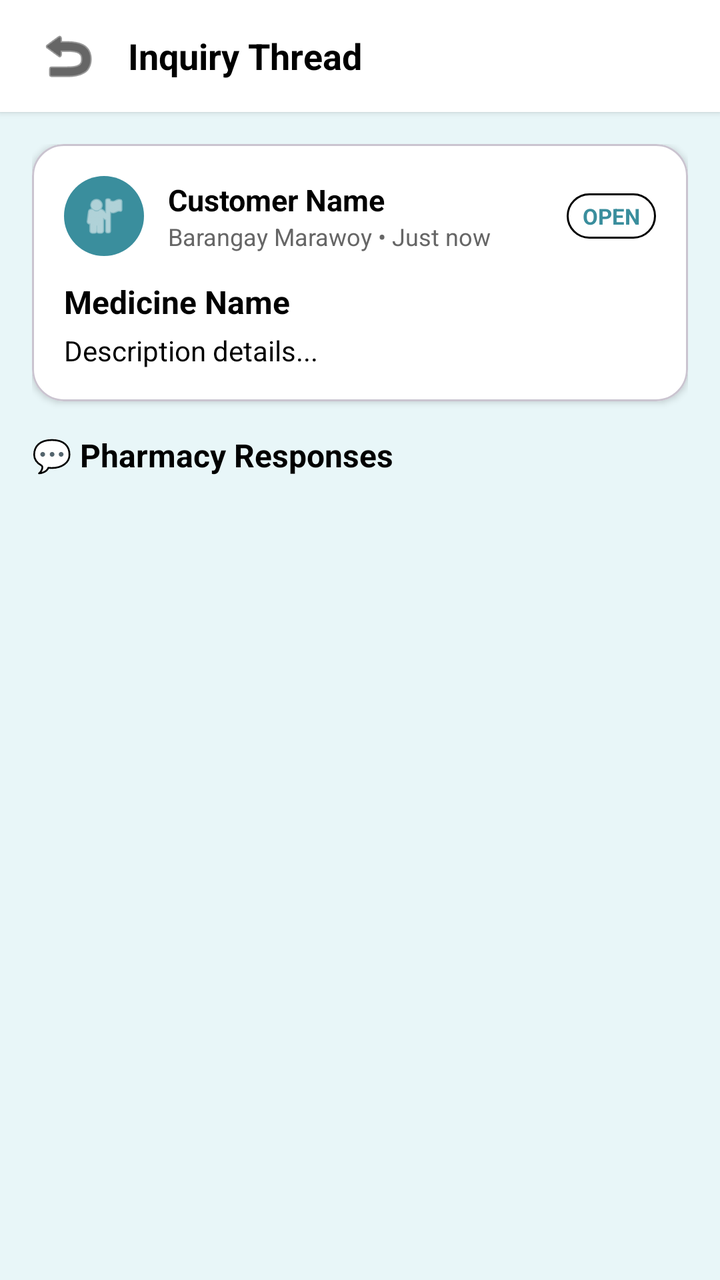
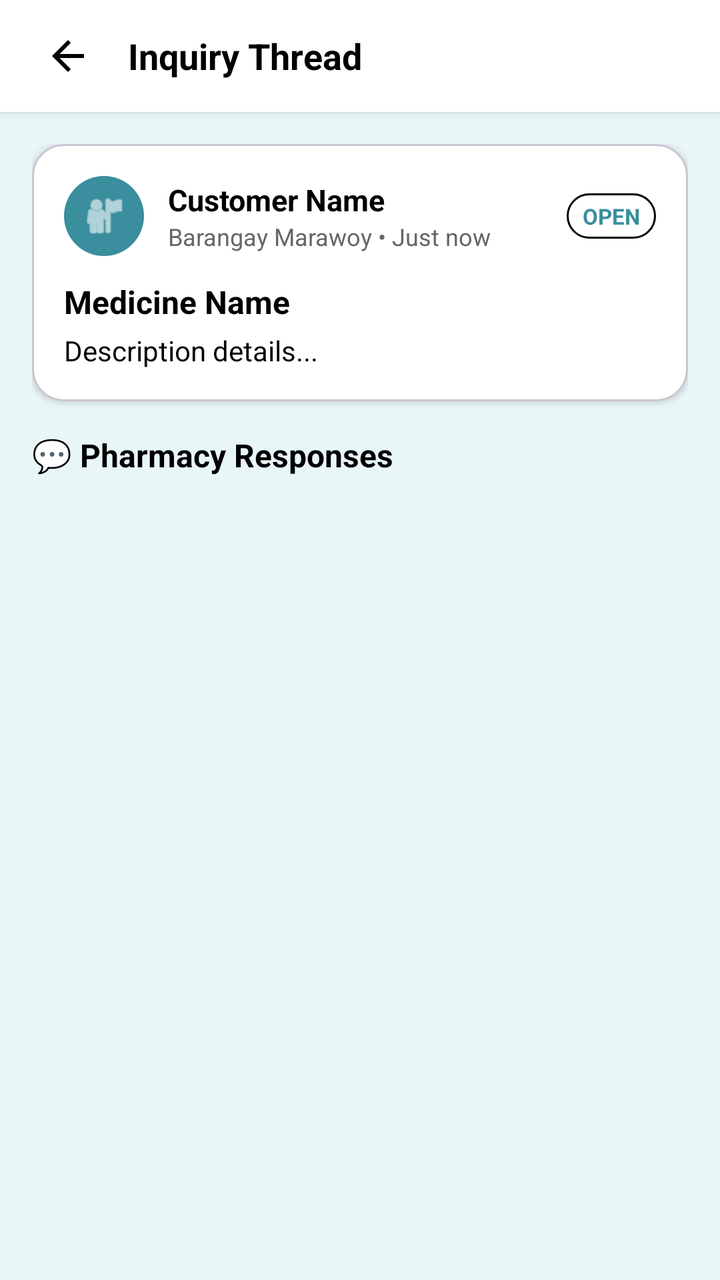

Screens rendered from an Android XML layout before and after an edit, with the pre-edit source and the edit as a unified diff.
<!-- AndroidManifest.xml: application theme Theme.PharmaFind -->
<!-- res/layout/activity_inquiry_thread.xml -->
<?xml version="1.0" encoding="utf-8"?>
<androidx.constraintlayout.widget.ConstraintLayout xmlns:android="http://schemas.android.com/apk/res/android"
    xmlns:app="http://schemas.android.com/apk/res-auto"
    android:layout_width="match_parent"
    android:layout_height="match_parent"
    android:background="@color/background_light">

    
    <LinearLayout
        android:id="@+id/toolbarThread"
        android:layout_width="match_parent"
        android:layout_height="wrap_content"
        android:minHeight="56dp"
        android:background="@color/white"
        android:elevation="2dp"
        android:gravity="center_vertical"
        android:orientation="horizontal"
        android:paddingHorizontal="16dp"
        app:layout_constraintTop_toTopOf="parent">

        <ImageButton
            android:id="@+id/btnBackThread"
            android:layout_width="36dp"
            android:layout_height="36dp"
            android:background="?attr/selectableItemBackgroundBorderless"
            android:contentDescription="Back"
            android:src="@android:drawable/ic_menu_revert"
            app:tint="@color/black" />

        <TextView
            android:layout_width="wrap_content"
            android:layout_height="wrap_content"
            android:layout_marginStart="12dp"
            android:text="Inquiry Thread"
            android:textColor="@color/black"
            android:textSize="18sp"
            android:textStyle="bold" />

    </LinearLayout>

    <ScrollView
        android:id="@+id/svInquiryThread"
        android:layout_width="match_parent"
        android:layout_height="0dp"
        android:fillViewport="true"
        app:layout_constraintBottom_toTopOf="@id/cardPharmacyReplyComposer"
        app:layout_constraintTop_toBottomOf="@id/toolbarThread">

        <LinearLayout
            android:layout_width="match_parent"
            android:layout_height="wrap_content"
            android:orientation="vertical"
            android:padding="16dp">

            
            <com.google.android.material.card.MaterialCardView
                android:layout_width="match_parent"
                android:layout_height="wrap_content"
                android:layout_marginBottom="16dp"
                app:cardBackgroundColor="@color/white"
                app:cardCornerRadius="16dp"
                app:cardElevation="2dp">

                <LinearLayout
                    android:layout_width="match_parent"
                    android:layout_height="wrap_content"
                    android:orientation="vertical"
                    android:padding="16dp">

                    <LinearLayout
                        android:layout_width="match_parent"
                        android:layout_height="wrap_content"
                        android:gravity="center_vertical"
                        android:orientation="horizontal">

                        <ImageView
                            android:id="@+id/ivCustomerAvatar"
                            android:layout_width="40dp"
                            android:layout_height="40dp"
                            android:background="@drawable/circle_background"
                            android:backgroundTint="@color/primary_teal"
                            android:contentDescription="User Avatar"
                            android:padding="8dp"
                            android:src="@android:drawable/ic_menu_myplaces"
                            app:tint="@color/white" />

                        <LinearLayout
                            android:layout_width="0dp"
                            android:layout_height="wrap_content"
                            android:layout_marginStart="12dp"
                            android:layout_weight="1"
                            android:orientation="vertical">

                            <TextView
                                android:id="@+id/tvCustomerName"
                                android:layout_width="wrap_content"
                                android:layout_height="wrap_content"
                                android:text="Customer Name"
                                android:textColor="@color/black"
                                android:textSize="15sp"
                                android:textStyle="bold" />

                            <TextView
                                android:id="@+id/tvLocationAndDate"
                                android:layout_width="wrap_content"
                                android:layout_height="wrap_content"
                                android:text="Barangay Marawoy • Just now"
                                android:textColor="@color/text_gray"
                                android:textSize="12sp" />

                        </LinearLayout>

                        <TextView
                            android:id="@+id/tvStatusBadge"
                            android:layout_width="wrap_content"
                            android:layout_height="wrap_content"
                            android:background="@drawable/edittext_background"
                            android:paddingHorizontal="8dp"
                            android:paddingVertical="4dp"
                            android:text="OPEN"
                            android:textColor="@color/primary_teal"
                            android:textSize="11sp"
                            android:textStyle="bold" />

                    </LinearLayout>

                    <TextView
                        android:id="@+id/tvMedicineName"
                        android:layout_width="match_parent"
                        android:layout_height="wrap_content"
                        android:layout_marginTop="12dp"
                        android:text="Medicine Name"
                        android:textColor="@color/black"
                        android:textSize="16sp"
                        android:textStyle="bold" />

                    <TextView
                        android:id="@+id/tvDescription"
                        android:layout_width="match_parent"
                        android:layout_height="wrap_content"
                        android:layout_marginTop="4dp"
                        android:text="Description details..."
                        android:textColor="@color/black"
                        android:textSize="14sp" />

                    <ImageView
                        android:id="@+id/ivInquiryImage"
                        android:layout_width="match_parent"
                        android:layout_height="200dp"
                        android:layout_marginTop="12dp"
                        android:contentDescription="Attached photo"
                        android:scaleType="centerCrop"
                        android:visibility="gone" />

                    
                    <TextView
                        android:id="@+id/tvPhotoRestricted"
                        android:layout_width="match_parent"
                        android:layout_height="wrap_content"
                        android:layout_marginTop="12dp"
                        android:text="🔒 A photo is attached. Only the requester and pharmacies can view it."
                        android:textColor="@color/text_gray"
                        android:textSize="13sp"
                        android:visibility="gone" />

                </LinearLayout>

            </com.google.android.material.card.MaterialCardView>

            
            <TextView
                android:id="@+id/tvRepliesHeader"
                android:layout_width="wrap_content"
                android:layout_height="wrap_content"
                android:layout_marginBottom="12dp"
                android:text="💬 Pharmacy Responses"
                android:textColor="@color/black"
                android:textSize="16sp"
                android:textStyle="bold" />

            <androidx.recyclerview.widget.RecyclerView
                android:id="@+id/rvReplies"
                android:layout_width="match_parent"
                android:layout_height="wrap_content"
                android:nestedScrollingEnabled="false" />

            <ProgressBar
                android:id="@+id/pbRepliesLoading"
                android:layout_width="wrap_content"
                android:layout_height="wrap_content"
                android:layout_gravity="center_horizontal"
                android:layout_marginTop="12dp"
                android:indeterminateTint="@color/primary_teal" />

            <TextView
                android:id="@+id/tvRepliesEmptyState"
                android:layout_width="match_parent"
                android:layout_height="wrap_content"
                android:layout_marginTop="12dp"
                android:gravity="center"
                android:text="No pharmacy responses yet."
                android:textColor="@color/text_gray"
                android:textSize="14sp"
                android:visibility="gone" />

        </LinearLayout>
    </ScrollView>

    
    <com.google.android.material.card.MaterialCardView
        android:id="@+id/cardPharmacyReplyComposer"
        android:layout_width="match_parent"
        android:layout_height="wrap_content"
        android:visibility="gone"
        app:cardCornerRadius="0dp"
        app:cardElevation="8dp"
        app:cardBackgroundColor="@color/white"
        app:layout_constraintBottom_toBottomOf="parent">

        <LinearLayout
            android:id="@+id/llComposerContainer"
            android:layout_width="match_parent"
            android:layout_height="wrap_content"
            android:orientation="vertical"
            android:padding="16dp">

            <LinearLayout
                android:layout_width="match_parent"
                android:layout_height="wrap_content"
                android:gravity="center_vertical"
                android:orientation="horizontal">

                <TextView
                    android:layout_width="wrap_content"
                    android:layout_height="wrap_content"
                    android:text="Pharmacy Reply"
                    android:textColor="@color/black"
                    android:textSize="14sp"
                    android:textStyle="bold" />

                <HorizontalScrollView
                    android:layout_width="match_parent"
                    android:layout_height="wrap_content"
                    android:layout_marginStart="8dp"
                    android:scrollbars="none">

                    <com.google.android.material.chip.ChipGroup
                        android:id="@+id/chipGroupAvailability"
                        android:layout_width="wrap_content"
                        android:layout_height="wrap_content"
                        app:singleSelection="true"
                        app:selectionRequired="true">

                        <com.google.android.material.chip.Chip
                            android:id="@+id/chipInStock"
                            style="@style/Widget.MaterialComponents.Chip.Choice"
                            android:layout_width="wrap_content"
                            android:layout_height="wrap_content"
                            android:checked="true"
                            android:text="In Stock"
                            android:textSize="11sp" />

                        <com.google.android.material.chip.Chip
                            android:id="@+id/chipAvailable"
                            style="@style/Widget.MaterialComponents.Chip.Choice"
                            android:layout_width="wrap_content"
                            android:layout_height="wrap_content"
                            android:text="Available"
                            android:textSize="11sp" />

                        <com.google.android.material.chip.Chip
                            android:id="@+id/chipLimitedStock"
                            style="@style/Widget.MaterialComponents.Chip.Choice"
                            android:layout_width="wrap_content"
                            android:layout_height="wrap_content"
                            android:text="Limited Stock"
                            android:textSize="11sp" />

                    </com.google.android.material.chip.ChipGroup>
                </HorizontalScrollView>

            </LinearLayout>

            <LinearLayout
                android:layout_width="match_parent"
                android:layout_height="wrap_content"
                android:layout_marginTop="8dp"
                android:orientation="horizontal">

                <EditText
                    android:id="@+id/etReplyPrice"
                    android:layout_width="0dp"
                    android:layout_height="44dp"
                    android:layout_weight="1"
                    android:background="@drawable/edittext_background"
                    android:hint="Price (e.g. ₱8.00)"
                    android:paddingHorizontal="10dp"
                    android:textColor="@color/black"
                    android:textColorHint="@color/text_gray"
                    android:textSize="13sp" />

                <EditText
                    android:id="@+id/etReplyNote"
                    android:layout_width="0dp"
                    android:layout_height="44dp"
                    android:layout_marginStart="8dp"
                    android:layout_weight="2"
                    android:background="@drawable/edittext_background"
                    android:hint="Note / Stock info..."
                    android:paddingHorizontal="10dp"
                    android:textColor="@color/black"
                    android:textColorHint="@color/text_gray"
                    android:textSize="13sp" />

            </LinearLayout>

            <com.google.android.material.button.MaterialButton
                android:id="@+id/btnSubmitPharmacyReply"
                android:layout_width="match_parent"
                android:layout_height="44dp"
                android:layout_marginTop="10dp"
                android:text="Submit Pharmacy Response"
                android:textAllCaps="false"
                app:backgroundTint="@color/primary_teal"
                app:cornerRadius="22dp" />

        </LinearLayout>
    </com.google.android.material.card.MaterialCardView>

</androidx.constraintlayout.widget.ConstraintLayout>
<!-- resources referenced by this layout -->
<resources>
  <color name="background_light">#E8F6F8</color>
  <color name="black">#FF000000</color>
  <color name="primary_teal">#3A8E9D</color>
  <color name="text_gray">#666666</color>
  <color name="white">#FFFFFFFF</color>
  <!-- drawable circle_background (drawable) -->
  <?xml version="1.0" encoding="utf-8"?>
  <shape xmlns:android="http://schemas.android.com/apk/res/android"
      android:shape="oval">
      <solid android:color="#A0D8D8" />
  </shape>
  <!-- drawable edittext_background (drawable) -->
  <?xml version="1.0" encoding="utf-8"?>
  <shape xmlns:android="http://schemas.android.com/apk/res/android">
      <corners android:radius="12dp" />
      <stroke android:width="1dp" android:color="#000000" />
      <solid android:color="@android:color/transparent" />
  </shape>
  <style name="Theme.PharmaFind" parent="Base.Theme.PharmaFind">
          <item name="colorPrimary">@color/primary_teal</item>
          <item name="colorOnPrimary">@color/white</item>
          <item name="colorPrimaryContainer">@color/teal_container</item>
          <item name="colorOnPrimaryContainer">@color/primary_dark</item>
          <item name="colorSecondary">@color/primary_teal</item>
          <item name="colorOnSecondary">@color/white</item>
          <item name="colorSecondaryContainer">@color/teal_container</item>
          <item name="colorOnSecondaryContainer">@color/primary_dark</item>
      </style>
  <style name="Base.Theme.PharmaFind" parent="Theme.Material3.Light.NoActionBar">
          <item name="android:forceDarkAllowed" tools:targetApi="q">false</item>
          
          
      </style>
  <color name="teal_container">#D6EEF1</color>
  <color name="primary_dark">#1F6371</color>
</resources>

<!-- the commit's change to res/layout/activity_inquiry_thread.xml (unified diff, before → after) -->
@@ -24,7 +24,7 @@
             android:layout_height="36dp"
             android:background="?attr/selectableItemBackgroundBorderless"
             android:contentDescription="Back"
-            android:src="@android:drawable/ic_menu_revert"
+            android:src="@drawable/ic_arrow_back"
             app:tint="@color/black" />
 
         <TextView
<!-- resource entries referenced after the edit -->
@@ -18,6 +18,18 @@
       <stroke android:width="1dp" android:color="#000000" />
       <solid android:color="@android:color/transparent" />
   </shape>
+  <!-- drawable ic_arrow_back (drawable) -->
+  <?xml version="1.0" encoding="utf-8"?>
+  <vector xmlns:android="http://schemas.android.com/apk/res/android"
+      android:width="24dp"
+      android:height="24dp"
+      android:autoMirrored="true"
+      android:viewportWidth="24"
+      android:viewportHeight="24">
+      <path
+          android:fillColor="#FF000000"
+          android:pathData="M20,11H7.83l5.59,-5.59L12,4l-8,8 8,8 1.41,-1.41L7.83,13H20v-2z" />
+  </vector>
   <style name="Theme.PharmaFind" parent="Base.Theme.PharmaFind">
           <item name="colorPrimary">@color/primary_teal</item>
           <item name="colorOnPrimary">@color/white</item>
@@ -27,6 +39,18 @@
           <item name="colorOnSecondary">@color/white</item>
           <item name="colorSecondaryContainer">@color/teal_container</item>
           <item name="colorOnSecondaryContainer">@color/primary_dark</item>
+          <item name="colorSurface">@color/white</item>
+          <item name="colorOnSurface">@color/on_surface</item>
+          <item name="colorSurfaceVariant">@color/surface_variant</item>
+          <item name="colorOnSurfaceVariant">@color/on_surface_variant</item>
+          <item name="colorOutline">@color/outline</item>
+          <item name="colorSurfaceContainerLowest">@color/white</item>
+          <item name="colorSurfaceContainerLow">@color/surface_container_low</item>
+          <item name="colorSurfaceContainer">@color/surface_container</item>
+          <item name="colorSurfaceContainerHigh">@color/surface_container_high</item>
+          <item name="colorSurfaceContainerHighest">@color/surface_container_highest</item>
+          
+          <item name="elevationOverlayEnabled">false</item>
       </style>
   <style name="Base.Theme.PharmaFind" parent="Theme.Material3.Light.NoActionBar">
           <item name="android:forceDarkAllowed" tools:targetApi="q">false</item>
@@ -35,5 +59,13 @@
       </style>
   <color name="teal_container">#D6EEF1</color>
   <color name="primary_dark">#1F6371</color>
+  <color name="on_surface">#1B1F21</color>
+  <color name="surface_variant">#E3EBEC</color>
+  <color name="on_surface_variant">#3F484A</color>
+  <color name="outline">#6F797A</color>
+  <color name="surface_container_low">#F4F8F8</color>
+  <color name="surface_container">#EEF3F4</color>
+  <color name="surface_container_high">#E8EEEF</color>
+  <color name="surface_container_highest">#E2E9EA</color>
 </resources>
 
